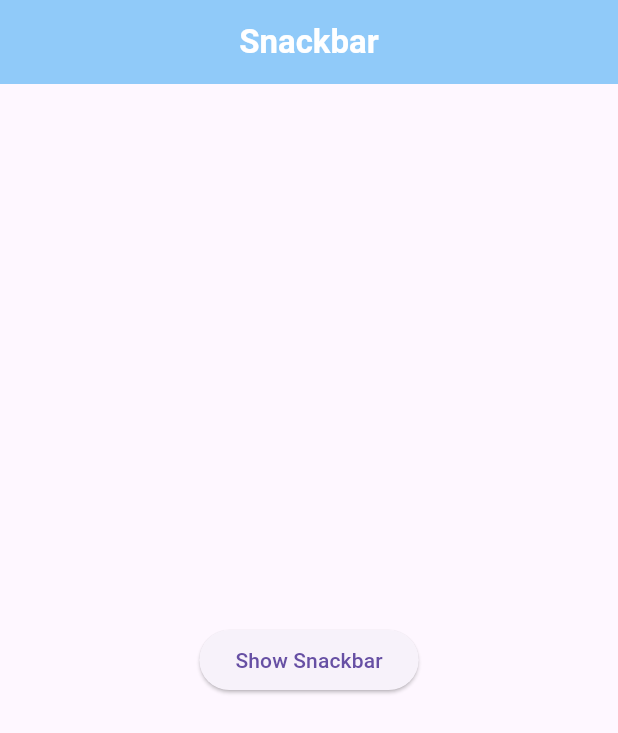
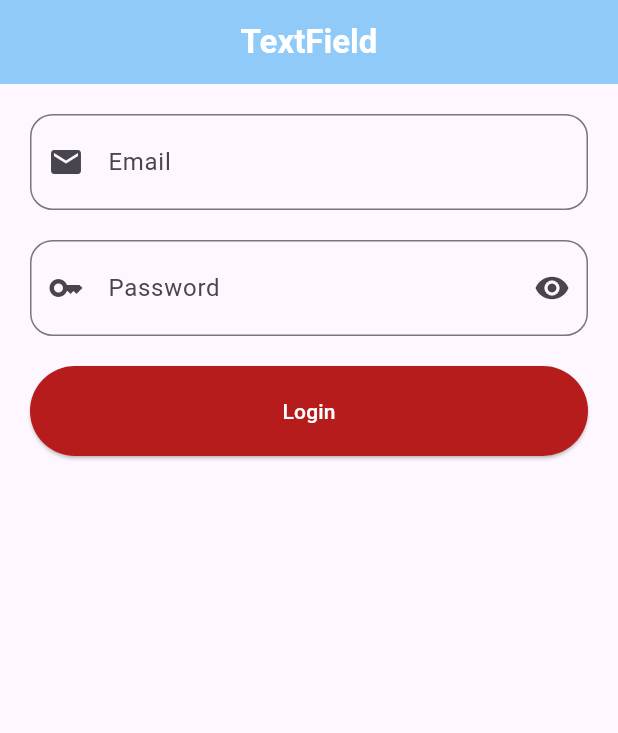
Before and after one commit to pendragonnn/learn-stateful-stateless-widget-flutter, a Flutter app: the screen it shows after launch, on a phone screen of 412 x 824 dp. Shown: the top 733 px of the screen. Run offline on Flutter 3.47's test engine with Material 3 defaults, Android fonts, the phone set to English and light mode, and no system bars.

Commit message:
add topic 4 - TextField

```diff
--- a/lib/main.dart
+++ b/lib/main.dart
@@ -1,4 +1,5 @@
 import 'package:flutter/material.dart';
+import 'package:stateless_stateful/SnackBarWidget.dart';
 
 void main() {
   runApp(MyApp());
@@ -9,13 +10,22 @@ class MyApp extends StatelessWidget {
 
   @override
   Widget build(BuildContext context) {
-    return MaterialApp(debugShowCheckedModeBanner: false, home: HomePage());
+    return MaterialApp(
+      debugShowCheckedModeBanner: false,
+      home: HomePage(),
+    );
   }
 }
 
-class HomePage extends StatelessWidget {
-  const HomePage({super.key});
+class HomePage extends StatefulWidget {
+  @override
+  State<HomePage> createState() => _HomePageState();
+}
 
+class _HomePageState extends State<HomePage> {
+  bool isHidden = true;
+  TextEditingController emailController = TextEditingController();
+  TextEditingController passwordController = TextEditingController();
   @override
   Widget build(BuildContext context) {
     return Scaffold(
@@ -23,38 +33,115 @@ class HomePage extends StatelessWidget {
           backgroundColor: Colors.blue[200],
           title: Center(
             child: Text(
-            "Snackbar",
-            style: TextStyle(color: Colors.white, fontWeight: FontWeight.bold),
+              "TextField",
+              style:
+                  TextStyle(color: Colors.white, fontWeight: FontWeight.bold),
             ),
           ),
         ),
-      body: Center(
-        child: ElevatedButton(
+        body:
+            // Center(
+            //   child: Padding(
+            //     padding: const EdgeInsets.all(30.0),
+            //     child: TextField(
+            //       // otomatis memperbaiki tulisan yang typo
+            //       autocorrect: true,
+            //     ),
+            //   ),
+            // ),
+
+            // agar tidak overflow, penggunaan listView lebih direkomendasikan dibandingkan dengan column
+            ListView(
+          padding: EdgeInsets.all(20),
+          children: [
+            // Container(
+            //   height: 400,
+            //   color: Colors.amber,
+            // ),
+            TextField(
+              controller: emailController,
+              autocorrect: false,
+              // constraint untuk penulisan email
+              // dalam keyboard akan langsung disediakan @
+              keyboardType: TextInputType.emailAddress,
+              // memberikan text input action
+              textInputAction: TextInputAction.next,
+              // memberikan label
+              decoration: InputDecoration(
+                // memberikan logo custom sebelum tulisan
+                // prefix: Padding(
+                //     padding: EdgeInsets.only(right: 20),
+                //     child: Icon(Icons.email)),
+
+                // memberikan logo otomatis sebelum tulisan (dari awal logo akan muncul)
+                prefixIcon: Icon(Icons.email),
+                // memberikan padding secara horizontal dan vertikal
+                contentPadding:
+                    EdgeInsets.symmetric(horizontal: 30, vertical: 20),
+                // label: Text("Email")
+                // tanpa menggunakan widget
+                labelText: "Email",
+                // memberikan border
+                border: OutlineInputBorder(
+                    // memberikan border radius
+                    borderRadius: BorderRadius.circular(15)),
+              ),
+            ),
+            SizedBox(
+              height: 20,
+            ),
+            TextField(
+              controller: passwordController,
+              autocorrect: false,
+              // agar password tidak terlihat ketika diketik
+              obscureText: isHidden,
+              // memberikan label
+              decoration: InputDecoration(
+                  prefixIcon: Icon(Icons.key),
+                  // memberikan padding secara horizontal dan vertikal
+                  contentPadding:
+                      EdgeInsets.symmetric(horizontal: 30, vertical: 20),
+                  // label: Text("Email")
+                  // tanpa menggunakan widget
+                  labelText: "Password",
+                  // memberikan border
+                  border: OutlineInputBorder(
+                    // memberikan border radius
+                    borderRadius: BorderRadius.circular(15),
+                  ),
+                  // memberikan logo setelah tulisan
+                  // membuat icon bisa diklik dengan IconButton
+                  suffixIcon: IconButton(
                       onPressed: () {
-              // menampilkan snackbar
-              ScaffoldMessenger.of(context).showSnackBar(SnackBar(
-                content: Text(
-                  "Delete Product Berhasil.",
-                  style: TextStyle(color: Colors.black),
+                        setState(() {
+                          if (isHidden == true) {
+                            isHidden = false;
+                          } else {
+                            isHidden = true;
+                          }
+                        });
+                      },
+                      icon: Icon(Icons.remove_red_eye))),
             ),
-                action: SnackBarAction(
-                  label: "Cancel",
+            SizedBox(
+              height: 20,
+            ),
+            ElevatedButton(
               onPressed: () {
-                    print("tidak jadi hapus produk");
+                print(
+                    "Login dengan email ${emailController.text} password: ${passwordController.text}");
               },
-                  textColor: Colors.black,
+              child: Text(
+                "Login",
+                style: TextStyle(color: Colors.white),
               ),
-                backgroundColor: Colors.amber,
-                // default durasi adalah 4 detik
-                duration: Duration(seconds: 3),
-                margin: EdgeInsets.all(20),
-                behavior: SnackBarBehavior.floating,
+              style: ElevatedButton.styleFrom(
+                  backgroundColor: Colors.red[900],
+                  padding: EdgeInsets.symmetric(horizontal: 30, vertical: 20),
                   shape: RoundedRectangleBorder(
-                    borderRadius: BorderRadius.circular(50)),
+                      borderRadius: BorderRadius.circular(50))),
+            )
+          ],
         ));
-            },
-            child: Text("Show Snackbar")),
-      ),
-    );
   }
 }
```
Also changed, not shown: lib/SnackBarWidget.dart (added, +60 -0 lines). Lines whose indentation alone changed are shown as unchanged.
